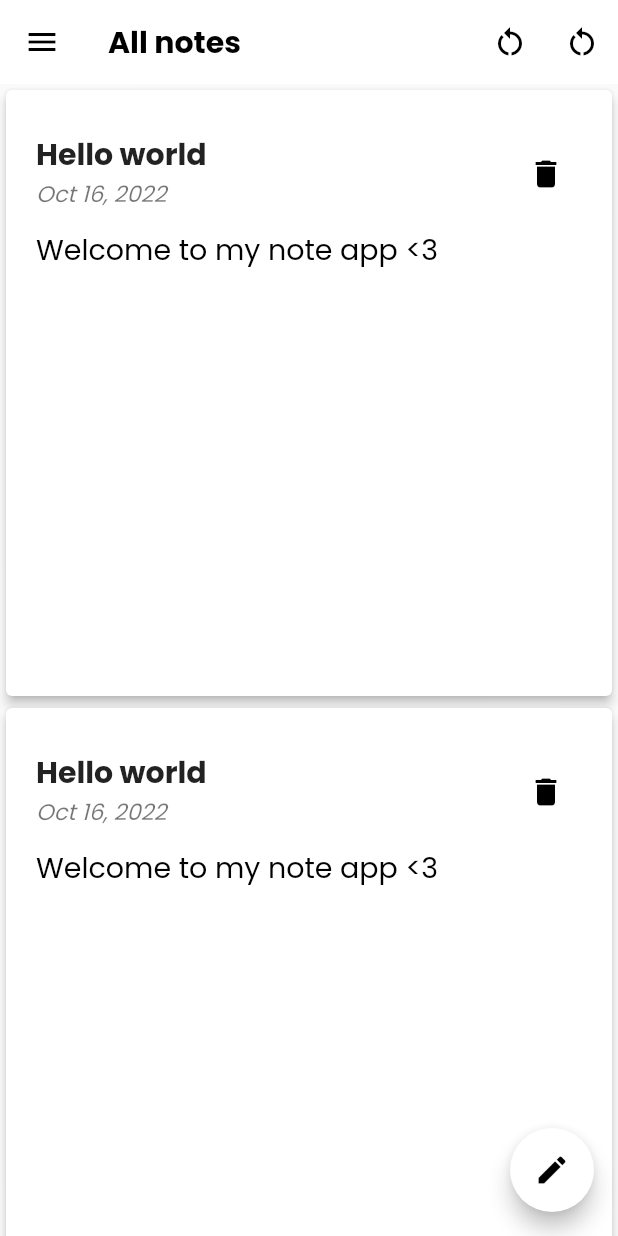
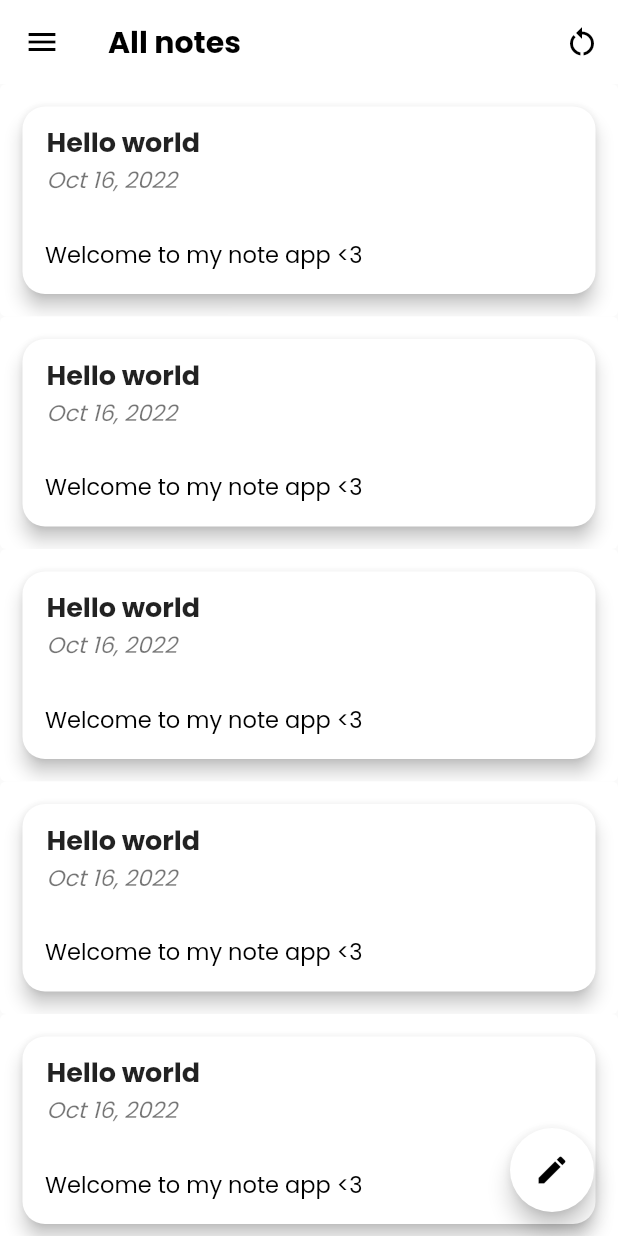
Before and after one commit to nhao2003/simplenote, a Flutter app: the screen it shows after launch, on a phone screen of 412 x 824 dp. Run offline on Flutter 3.47's test engine with Material 2 defaults, Android fonts, the phone set to English and light mode, and no system bars.

Commit message:
Add animation

```diff
--- a/lib/model/note.dart
+++ b/lib/model/note.dart
@@ -1,7 +1,7 @@
 import 'package:flutter/material.dart';
 class Note{
   final String id = DateTime.now().toString();
-  final DateTime date = DateTime.now();
+  DateTime date = DateTime.now();
   late String title;
   late String content;
   Note(this.title, this.content);
--- a/lib/model/user.dart
+++ b/lib/model/user.dart
@@ -22,12 +22,14 @@ class User {
     Note('Hello world', 'Welcome to my note app <3')
   ];
 
-  static void moveToTrash(Note note) {
-    deletedNotesList.add(note);
+  static void moveToTrash(String noteID) {
+    Note note = NotesList.firstWhere((element) => element.id == noteID);
+    deletedNotesList.insert(0, note);
     NotesList.removeWhere((element) => element == note);
   }
 
-  static void restoreFromTrash(Note note) {
+  static void restoreFromTrash(String noteID) {
+    Note note = deletedNotesList.firstWhere((element) => element.id == noteID);
     NotesList.add(note);
     deletedNotesList.removeWhere((element) => element == note);
   }
--- a/lib/screens/home_screen.dart
+++ b/lib/screens/home_screen.dart
@@ -1,7 +1,8 @@
 import 'dart:io';
 import 'package:todoapp/model/note.dart';
 import 'package:flutter/material.dart';
-import 'package:todoapp/screens/deleted_note_list.dart';
+import 'package:todoapp/screens/deleted_note_screen.dart';
+import 'package:todoapp/widgets/my_drawer.dart';
 import 'package:todoapp/widgets/note_list.dart';
 import 'package:todoapp/screens/add_note_screen.dart';
 import 'package:todoapp/model/user.dart';
@@ -18,7 +19,7 @@ class _HomeScreenState extends State<HomeScreen> {
   Widget build(BuildContext context) {
     void _addNewNote(Note note) {
       setState(() {
-        User.NotesList.add(note);
+        User.NotesList.insert(0, note);
       });
     }
 
@@ -27,70 +28,22 @@ class _HomeScreenState extends State<HomeScreen> {
         context,
         MaterialPageRoute(builder: (_) => AddNote()),
       ).then((value) {
-        setState(() {
-          if (value != null) {
-            _addNewNote(value);
-          }
-        });
+        if (value != null) {
+          _addNewNote(value);
+        }
+        setState(() {});
       });
     }
+
     void _restoreAllNote() {
       setState(() {
         User.NotesList.addAll(User.deletedNotesList);
         User.deletedNotesList.clear();
       });
     }
+
     return Scaffold(
-      drawer: Drawer(
-          child: ListView(
-        padding: const EdgeInsets.all(0),
-        children: [
-          const UserAccountsDrawerHeader(
-            accountEmail: Text("nhathaodev@gmail.com"),
-            accountName: Text("Nhật Hào"),
-            currentAccountPicture: CircleAvatar(
-              backgroundImage: NetworkImage(
-                  'https://gamek.mediacdn.vn/133514250583805952/2021/3/10/-1615363324787806370969.jpg'),
-            ),
-            decoration: BoxDecoration(
-              image: DecorationImage(
-                  image: NetworkImage('https://i.imgur.com/oIC7W51.png'),
-                  fit: BoxFit.fill),
-            ),
-          ),
-          ListTile(
-            leading: const Icon(
-              Icons.delete,
-              color: Colors.black,
-            ),
-            title: const Text('Trash'),
-            onTap: () {
-              Navigator.push(context,
-                  MaterialPageRoute(builder: (context) => DeletedNoteList(_addNewNote, _restoreAllNote)));
-              },
-          ),
-          ListTile(
-            leading: const Icon(
-              Icons.settings,
-              color: Colors.black,
-            ),
-            title: const Text('Setting'),
-            onTap: () {
-              Navigator.pop(context);
-            },
-          ),
-          ListTile(
-            leading: const Icon(
-              Icons.exit_to_app,
-              color: Colors.black,
-            ),
-            title: const Text('Exit'),
-            onTap: () {
-              exit(0);
-            },
-          )
-        ],
-      )),
+      drawer: MyDrawer(_addNewNote, _restoreAllNote),
       appBar: AppBar(
         title: const Text(
           'All notes',
@@ -100,12 +53,6 @@ class _HomeScreenState extends State<HomeScreen> {
         foregroundColor: Colors.black,
         elevation: 0,
         actions: [
-          IconButton(
-            onPressed: () {
-              setState(() {});
-            },
-            icon: const Icon(Icons.restart_alt_sharp),
-          ),
           IconButton(
             onPressed: () {
               setState(() {
@@ -119,10 +66,11 @@ class _HomeScreenState extends State<HomeScreen> {
           ),
         ],
       ),
-      body: Column(
-        children: <Widget>[
-          NotesList(),
-        ],
+      body: RefreshIndicator(
+        onRefresh: () async {
+          setState(() {});
+        },
+        child: NotesList(),
       ),
       floatingActionButton: FloatingActionButton(
         onPressed: _startAddNewNote,
--- a/lib/widgets/note_card.dart
+++ b/lib/widgets/note_card.dart
@@ -1,3 +1,4 @@
+import 'package:animations/animations.dart';
 import 'package:flutter/material.dart';
 import 'package:intl/intl.dart';
 import 'package:todoapp/screens/add_note_screen.dart';
@@ -5,84 +6,131 @@ import 'package:todoapp/screens/add_note_screen.dart';
 import '../model/note.dart';
 
 class NoteCard extends StatelessWidget {
-  final Note? _note;
-  Function _moveToTrash;
+  late Note _note;
+  final Function _moveToTrash;
 
   //final Function _deleteNote;
   NoteCard(this._note, this._moveToTrash, {super.key});
 
   @override
   Widget build(BuildContext context) {
-    return Card(
-      elevation: 3,
-      shadowColor: Colors.black,
-      child: GestureDetector(
-        onTap: () {
-          Navigator.push(
-            context,
-            MaterialPageRoute(
-              builder: (context) => AddNote(
-                newNote: _note,
+    return OpenContainer(
+      closedElevation: 0,
+      openElevation: 0,
+      openBuilder:
+          (BuildContext context, void Function({Object? returnValue}) action) {
+        return AddNote(
+          noteID: _note.id,
           moveToTrash: _moveToTrash,
-              ),
-            ),
         );
       },
-        child: Container(
-          padding: const EdgeInsets.all(10),
-          decoration: BoxDecoration(
-            borderRadius: BorderRadius.circular(10),
-            color: Colors.white,
+      closedBuilder: (BuildContext context, void Function() action) {
+        return GestureDetector(
+          onLongPress: () {
+            showModalBottomSheet<void>(
+              context: context,
+              builder: (BuildContext context) {
+                return StatefulBuilder(
+                  builder: (BuildContext context, StateSetter setModalState) {
+                    return Container(
+                      height: 125,
+                      padding: const EdgeInsets.all(15.0),
+                      child: Column(
+                        crossAxisAlignment: CrossAxisAlignment.start,
+                        children: <Widget>[
+                          const Text(
+                            'Do you want to delete this note?',
+                            style: TextStyle(fontWeight: FontWeight.bold),
                           ),
-          margin: const EdgeInsets.all(10),
-          width: double.infinity,
-          child: Column(
+                          const SizedBox(height: 12),
+                          Row(
+                            mainAxisAlignment: MainAxisAlignment.center,
                             children: [
-              ListTile(
-                contentPadding: const EdgeInsets.all(0),
-                trailing: IconButton(
+                              ElevatedButton.icon(
+                                style: const ButtonStyle(
+                                  backgroundColor:
+                                      MaterialStatePropertyAll<Color>(
+                                          Colors.white),
+                                ),
                                 onPressed: () {
-                    if (_note != null) _moveToTrash(_note);
+                                  _moveToTrash(_note.id);
+                                  Navigator.pop(context);
                                 },
                                 icon: const Icon(
                                   Icons.delete,
                                   color: Colors.black,
                                 ),
+                                label: const Text(
+                                  "Delete",
+                                  style: TextStyle(color: Colors.black),
                                 ),
+                              ),
+                              const SizedBox(
+                                width: 30,
+                              ),
+                              ElevatedButton.icon(
+                                style: const ButtonStyle(
+                                  backgroundColor:
+                                      MaterialStatePropertyAll<Color>(
+                                          Colors.white),
+                                ),
+                                onPressed: () {
+                                  Navigator.pop(context);
+                                },
+                                icon: const Icon(Icons.cancel, color: Colors.black,),
+                                label: const Text("Cancel", style: TextStyle(color: Colors.black),),
+                              )
+                            ],
+                          )
+                        ],
+                      ),
+                    );
+                  },
+                );
+              },
+            );
+          },
+          child: Card(
+            shape: RoundedRectangleBorder(
+              borderRadius: BorderRadius.circular(15),
+            ),
+            elevation: 5,
+            //color: Colors.grey,
+            margin: const EdgeInsets.all(15),
+            child: Column(
+              crossAxisAlignment: CrossAxisAlignment.start,
+              children: [
+                ListTile(
                   title: Text(
-                  _note!.title,
+                    _note.title,
                     style: const TextStyle(
                         fontWeight: FontWeight.w600,
-                      fontSize: 20,
+                        fontSize: 18,
                         overflow: TextOverflow.ellipsis),
                   ),
                   subtitle: Text(
-                  DateFormat.yMMMd().format(_note!.date).toString(),
+                    DateFormat.yMMMd().format(_note.date).toString(),
                     style: const TextStyle(
                         fontSize: 15, fontStyle: FontStyle.italic),
                   ),
                 ),
-              Flexible(
-                child: Container(
-                  alignment: Alignment.topLeft,
-                  child: SingleChildScrollView(
-                    scrollDirection: Axis.vertical,
+                Padding(
+                  padding: const EdgeInsets.all(15.0),
                   child: Text(
-                      _note!.content,
+                    _note.content,
                     textAlign: TextAlign.left,
                     style: const TextStyle(
                       color: Colors.black,
-                        fontSize: 19,
+                      fontSize: 15,
                       overflow: TextOverflow.fade,
-                      ),
-                    ),
                     ),
                   ),
                 ),
               ],
             ),
           ),
-      ),
+        );
+      },
     );
   }
 }
--- a/lib/widgets/note_list.dart
+++ b/lib/widgets/note_list.dart
@@ -1,3 +1,4 @@
+import 'package:animations/animations.dart';
 import 'package:flutter/material.dart';
 import 'package:flutter/rendering.dart';
 import 'package:todoapp/model/note.dart';
@@ -6,25 +7,25 @@ import 'package:todoapp/model/user.dart';
 
 class NotesList extends StatefulWidget {
   const NotesList({super.key});
+
   @override
   State<NotesList> createState() => _NotesListState();
 }
 
 class _NotesListState extends State<NotesList> {
-  void _moveToTrash(note){
+  void _moveToTrash(String noteID) {
     setState(() {
-      User.moveToTrash(note);
+      User.moveToTrash(noteID);
     });
   }
+
   @override
   Widget build(BuildContext context) {
     int screenWidth = MediaQuery.of(context).size.width ~/ 250;
-    return Flexible(
-      child: GridView.count(
-        crossAxisCount: screenWidth.toInt(),
-        children: User.NotesList.map((element) {
-          return NoteCard(element, _moveToTrash);
-        }).toList(),
+    return SingleChildScrollView(
+      child: Column(
+        children: User.NotesList.map((element) => NoteCard(element, _moveToTrash))
+            .toList(),
       ),
     );
   }
--- a/pubspec.yaml
+++ b/pubspec.yaml
@@ -35,6 +35,7 @@ dependencies:
   # The following adds the Cupertino Icons font to your application.
   # Use with the CupertinoIcons class for iOS style icons.
   cupertino_icons: ^1.0.2
+  animations: ^2.0.7
 
 dev_dependencies:
   flutter_test:
```
Also changed, not shown: lib/main.dart (+4 -3 lines), lib/screens/add_note_screen.dart (+16 -11 lines), lib/screens/deleted_note_screen.dart (renamed from lib/screens/deleted_note_list.dart, +4 -4 lines), lib/widgets/my_drawer.dart (added, +68 -0 lines), pubspec.lock. Lines whose indentation alone changed are shown as unchanged.
